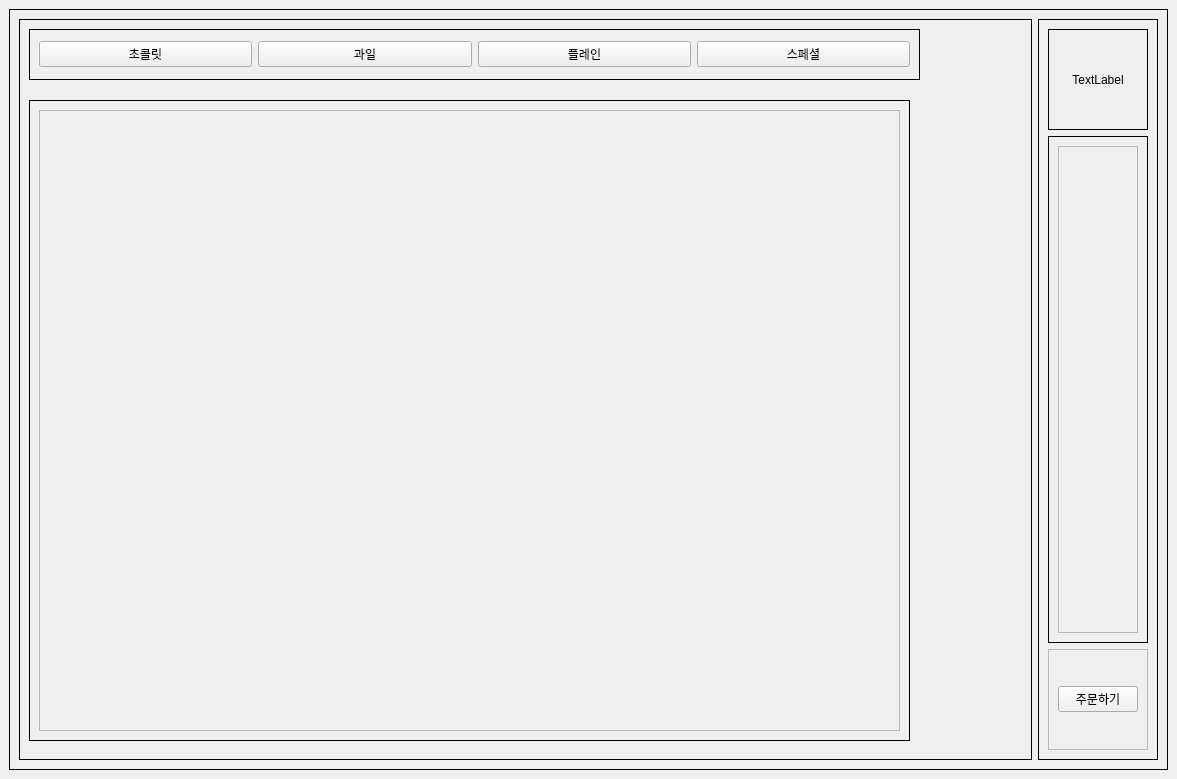
Old version of the form kiosk/UI/new_kiosk.ui in the repository addinedu-advance-2nd/aris-repo-3.
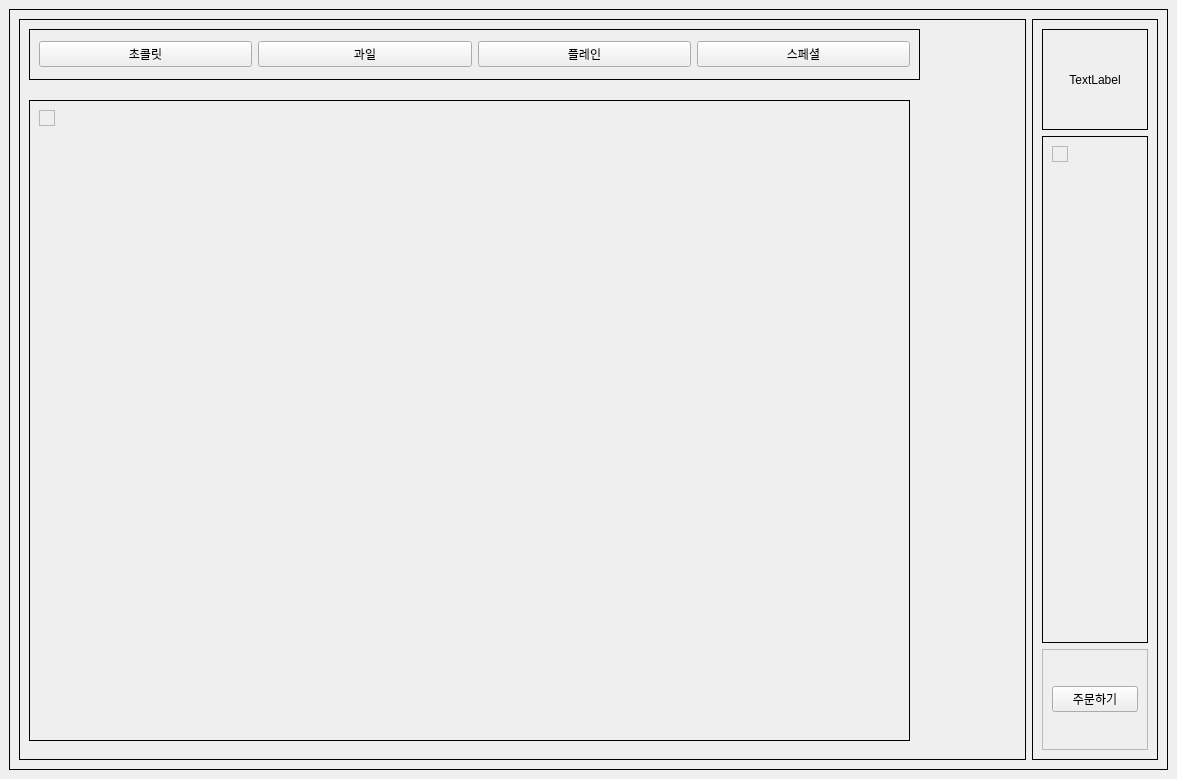
New version of the form.

Commit message: UPDATE : 기존 기능 수정

Diff of the .ui file:
```diff
--- a/kiosk/UI/new_kiosk.ui
+++ b/kiosk/UI/new_kiosk.ui
@@ -127,9 +127,15 @@
            <property name="frameShadow">
             <enum>QFrame::Plain</enum>
            </property>
-           <layout class="QGridLayout" name="gridLayout">
-            <item row="0" column="0">
              <widget class="QScrollArea" name="menu_area">
+            <property name="geometry">
+             <rect>
+              <x>10</x>
+              <y>10</y>
+              <width>16</width>
+              <height>16</height>
+             </rect>
+            </property>
               <property name="widgetResizable">
                <bool>true</bool>
               </property>
@@ -138,22 +144,20 @@
                 <rect>
                  <x>0</x>
                  <y>0</y>
-                 <width>859</width>
-                 <height>619</height>
+               <width>16</width>
+               <height>16</height>
                 </rect>
                </property>
               </widget>
              </widget>
-            </item>
-           </layout>
           </widget>
          </widget>
         </item>
         <item>
          <widget class="QFrame" name="frame_14">
           <property name="sizePolicy">
-           <sizepolicy hsizetype="Fixed" vsizetype="Preferred">
-            <horstretch>0</horstretch>
+           <sizepolicy hsizetype="Expanding" vsizetype="Preferred">
+            <horstretch>1</horstretch>
             <verstretch>0</verstretch>
            </sizepolicy>
           </property>
@@ -206,9 +210,15 @@
              <property name="frameShadow">
               <enum>QFrame::Plain</enum>
              </property>
-             <layout class="QVBoxLayout" name="verticalLayout_2">
-              <item>
                <widget class="QScrollArea" name="cart_area">
+              <property name="geometry">
+               <rect>
+                <x>10</x>
+                <y>10</y>
+                <width>16</width>
+                <height>16</height>
+               </rect>
+              </property>
                 <property name="widgetResizable">
                  <bool>true</bool>
                 </property>
@@ -217,14 +227,12 @@
                   <rect>
                    <x>0</x>
                    <y>0</y>
-                   <width>78</width>
-                   <height>485</height>
+                 <width>16</width>
+                 <height>16</height>
                   </rect>
                  </property>
                 </widget>
                </widget>
-              </item>
-             </layout>
             </widget>
            </item>
            <item>
```
Left out of the diff: 17 changed lines with no effect on the pictures. Lines whose indentation alone changed are shown as unchanged. The commit also changes 2 other files.
